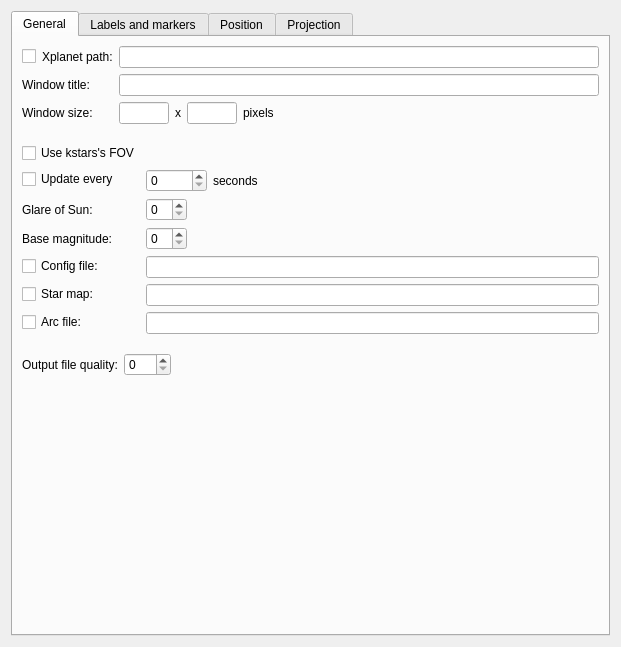
Qt form kstars/xplanet/opsxplanet.ui (KDE/kstars) before a commit.
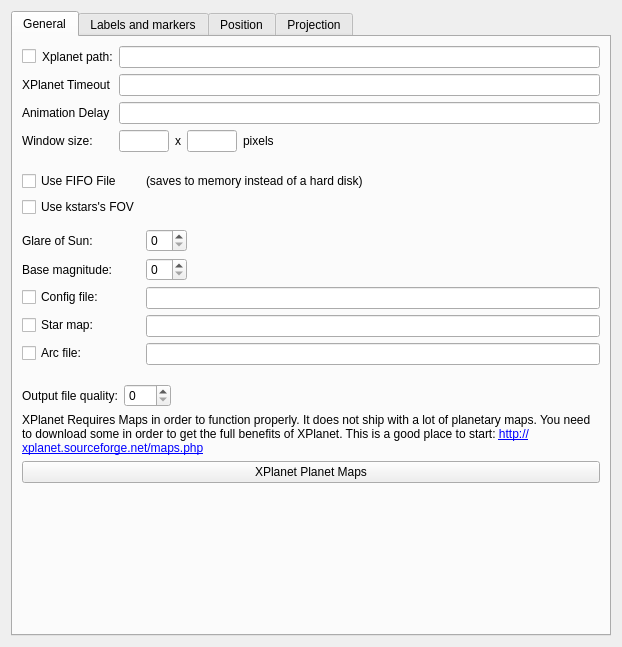
The same form after that commit. Custom widgets are drawn as their Qt base class.

Commit message:
Adding XPlanet Viewer
Summary:
Merge remote-tracking branch 'refs/remotes/origin/master'

Merge branch 'master' of https://github.com/KDE/kstars

Merge branch 'master' of https://github.com/KDE/kstars

Merge branch 'master' of https://github.com/KDE/kstars

Adding XPlanet Viewer

Merge branch 'master' of https://github.com/KDE/kstars

Reviewers: mutlaqja, pino

Subscribers: pino, mutlaqja, kde-edu

Tags: #kde_edu

What changed in the file:
```diff
--- a/kstars/xplanet/opsxplanet.ui
+++ b/kstars/xplanet/opsxplanet.ui
@@ -6,7 +6,7 @@
    <rect>
     <x>0</x>
     <y>0</y>
-    <width>621</width>
+    <width>622</width>
     <height>647</height>
    </rect>
   </property>
@@ -31,15 +31,32 @@
            <property name="formAlignment">
             <set>Qt::AlignLeading|Qt::AlignLeft|Qt::AlignVCenter</set>
            </property>
-           <item row="2" column="0">
-            <widget class="QLabel" name="textLabelXplanetTitle">
-             <property name="text">
-              <string>Window title:</string>
+           <item row="0" column="0">
+            <layout class="QHBoxLayout" name="horizontalLayout_12">
+             <property name="topMargin">
+              <number>0</number>
              </property>
-            </widget>
+             <property name="rightMargin">
+              <number>0</number>
+             </property>
+             <item>
+              <widget class="QCheckBox" name="kcfg_xplanetIsInternal">
+               <property name="text">
+                <string/>
+               </property>
+              </widget>
+             </item>
+             <item>
+              <widget class="QLabel" name="textLabelXplanetPath">
+               <property name="text">
+                <string>Xplanet path:</string>
+               </property>
+              </widget>
+             </item>
+            </layout>
            </item>
-           <item row="2" column="1">
-            <widget class="QLineEdit" name="kcfg_XplanetTitle">
+           <item row="0" column="1">
+            <widget class="QLineEdit" name="kcfg_XplanetPath">
              <property name="sizePolicy">
               <sizepolicy hsizetype="MinimumExpanding" vsizetype="Preferred">
                <horstretch>0</horstretch>
@@ -136,45 +153,33 @@
              </item>
             </layout>
            </item>
-           <item row="0" column="1">
-            <widget class="QLineEdit" name="kcfg_XplanetPath">
-             <property name="sizePolicy">
-              <sizepolicy hsizetype="MinimumExpanding" vsizetype="Preferred">
-               <horstretch>0</horstretch>
-               <verstretch>0</verstretch>
-              </sizepolicy>
-             </property>
+           <item row="1" column="1">
+            <widget class="QLineEdit" name="kcfg_XplanetTimeout">
              <property name="toolTip">
               <string>Xplanet binary path</string>
              </property>
-             <property name="whatsThis">
-              <string>Enter here the path of xplanet binary.</string>
+            </widget>
+           </item>
+           <item row="1" column="0">
+            <widget class="QLabel" name="label_3">
+             <property name="text">
+              <string>XPlanet Timeout</string>
              </property>
             </widget>
            </item>
-           <item row="0" column="0">
-            <layout class="QHBoxLayout" name="horizontalLayout_12">
-             <property name="topMargin">
-              <number>0</number>
+           <item row="2" column="0">
+            <widget class="QLabel" name="label_4">
+             <property name="text">
+              <string>Animation Delay</string>
              </property>
-             <property name="rightMargin">
-              <number>0</number>
+            </widget>
+           </item>
+           <item row="2" column="1">
+            <widget class="QLineEdit" name="kcfg_XplanetAnimationDelay">
+             <property name="toolTip">
+              <string>The delay between frames for the animation</string>
              </property>
-             <item>
-              <widget class="QCheckBox" name="kcfg_xplanetIsInternal">
-               <property name="text">
-                <string/>
-               </property>
-              </widget>
-             </item>
-             <item>
-              <widget class="QLabel" name="textLabelXplanetPath">
-               <property name="text">
-                <string>Xplanet path:</string>
-               </property>
-              </widget>
-             </item>
-            </layout>
+            </widget>
            </item>
           </layout>
          </item>
@@ -202,7 +207,7 @@
            <property name="labelAlignment">
             <set>Qt::AlignLeading|Qt::AlignLeft|Qt::AlignVCenter</set>
            </property>
-           <item row="1" column="0">
+           <item row="2" column="0">
             <widget class="QCheckBox" name="kcfg_XplanetFOV">
              <property name="toolTip">
               <string>Use kstars's FOV?</string>
@@ -215,51 +220,17 @@
              </property>
             </widget>
            </item>
-           <item row="2" column="0">
-            <widget class="QCheckBox" name="kcfg_XplanetWait">
-             <property name="toolTip">
-              <string>Update?</string>
-             </property>
-             <property name="whatsThis">
-              <string>If checked, update view.</string>
-             </property>
-             <property name="text">
-              <string>Update every</string>
-             </property>
-            </widget>
+           <item row="4" column="1">
+            <layout class="QHBoxLayout" name="horizontalLayout_3"/>
            </item>
-           <item row="2" column="1">
-            <layout class="QHBoxLayout" name="horizontalLayout_3">
-             <item>
-              <widget class="QSpinBox" name="kcfg_XplanetWaitValue">
-               <property name="toolTip">
-                <string>Number of seconds to wait before updating</string>
-               </property>
-               <property name="whatsThis">
-                <string>Number of seconds to wait before updating</string>
-               </property>
-               <property name="maximum">
-                <number>99999</number>
-               </property>
-              </widget>
-             </item>
-             <item>
-              <widget class="QLabel" name="textLabelXplanetSecondes">
-               <property name="text">
-                <string>seconds</string>
-               </property>
-              </widget>
-             </item>
-            </layout>
-           </item>
-           <item row="3" column="0">
+           <item row="6" column="0">
             <widget class="QLabel" name="textLabelXplanetGlare">
              <property name="text">
               <string>Glare of Sun:</string>
              </property>
             </widget>
            </item>
-           <item row="3" column="1">
+           <item row="6" column="1">
             <widget class="QSpinBox" name="kcfg_XplanetGlare">
              <property name="sizePolicy">
               <sizepolicy hsizetype="Preferred" vsizetype="Preferred">
@@ -275,14 +246,14 @@
              </property>
             </widget>
            </item>
-           <item row="4" column="0">
+           <item row="7" column="0">
             <widget class="QLabel" name="textLabelXplanetMagnitude">
              <property name="text">
               <string>Base magnitude:</string>
              </property>
             </widget>
            </item>
-           <item row="4" column="1">
+           <item row="7" column="1">
             <widget class="QSpinBox" name="kcfg_XplanetMagnitude">
              <property name="sizePolicy">
               <sizepolicy hsizetype="Preferred" vsizetype="Preferred">
@@ -298,7 +269,7 @@
              </property>
             </widget>
            </item>
-           <item row="6" column="0">
+           <item row="9" column="0">
             <widget class="QCheckBox" name="kcfg_XplanetStarmap">
              <property name="toolTip">
               <string>Use custom star map?</string>
@@ -311,7 +282,7 @@
              </property>
             </widget>
            </item>
-           <item row="6" column="1">
+           <item row="9" column="1">
             <widget class="QLineEdit" name="kcfg_XplanetStarmapPath">
              <property name="sizePolicy">
               <sizepolicy hsizetype="MinimumExpanding" vsizetype="Preferred">
@@ -327,7 +298,7 @@
              </property>
             </widget>
            </item>
-           <item row="7" column="1">
+           <item row="10" column="1">
             <widget class="QLineEdit" name="kcfg_XplanetArcFilePath">
              <property name="sizePolicy">
               <sizepolicy hsizetype="MinimumExpanding" vsizetype="Preferred">
@@ -343,7 +314,7 @@
              </property>
             </widget>
            </item>
-           <item row="5" column="1">
+           <item row="8" column="1">
             <widget class="QLineEdit" name="kcfg_XplanetConfigFilePath">
              <property name="sizePolicy">
               <sizepolicy hsizetype="MinimumExpanding" vsizetype="Preferred">
@@ -359,20 +330,40 @@
              </property>
             </widget>
            </item>
-           <item row="5" column="0">
+           <item row="8" column="0">
             <widget class="QCheckBox" name="kcfg_XplanetConfigFile">
              <property name="text">
               <string>Config file:</string>
              </property>
             </widget>
            </item>
-           <item row="7" column="0">
+           <item row="10" column="0">
             <widget class="QCheckBox" name="kcfg_XplanetArcFile">
              <property name="text">
               <string>Arc file:</string>
              </property>
             </widget>
            </item>
+           <item row="1" column="0">
+            <widget class="QCheckBox" name="kcfg_XplanetUseFIFO">
+             <property name="toolTip">
+              <string>Use kstars's FOV?</string>
+             </property>
+             <property name="whatsThis">
+              <string>&lt;html&gt;&lt;head/&gt;&lt;body&gt;&lt;p&gt;If checked, XPlanet will use a FIFO file in the /tmp directory to temporarily save the XPlanet image for KStars to load them and update the view.  If not checked, XPlanet will actually save the files to the XPlanet folder in the KStars data directory.  Using a FIFO file should save the hard disk from excessive reads/writes and may offer a performance enhancement.&lt;/p&gt;&lt;/body&gt;&lt;/html&gt;</string>
+             </property>
+             <property name="text">
+              <string>Use FIFO File</string>
+             </property>
+            </widget>
+           </item>
+           <item row="1" column="1">
+            <widget class="QLabel" name="label_5">
+             <property name="text">
+              <string>(saves to memory instead of a hard disk)</string>
+             </property>
+            </widget>
+           </item>
           </layout>
          </item>
          <item>
@@ -434,6 +425,26 @@
            </item>
           </layout>
          </item>
+         <item>
+          <widget class="QLabel" name="label_6">
+           <property name="text">
+            <string>XPlanet Requires Maps in order to function properly.  It does not ship with a lot of planetary maps.  You need to download some in order to get the full benefits of XPlanet.  This is a good place to start: &lt;a href =http://xplanet.sourceforge.net/maps.php&gt;http://xplanet.sourceforge.net/maps.php&lt;/a&gt; </string>
+           </property>
+           <property name="wordWrap">
+            <bool>true</bool>
+           </property>
+           <property name="openExternalLinks">
+            <bool>true</bool>
+           </property>
+          </widget>
+         </item>
+         <item>
+          <widget class="QPushButton" name="openXPlanetMaps">
+           <property name="text">
+            <string>XPlanet Planet Maps</string>
+           </property>
+          </widget>
+         </item>
          <item>
           <spacer name="verticalSpacer_2">
            <property name="orientation">
```
Left out of the diff: 13 changed lines with no effect on the pictures. The commit also changes 11 other files.
